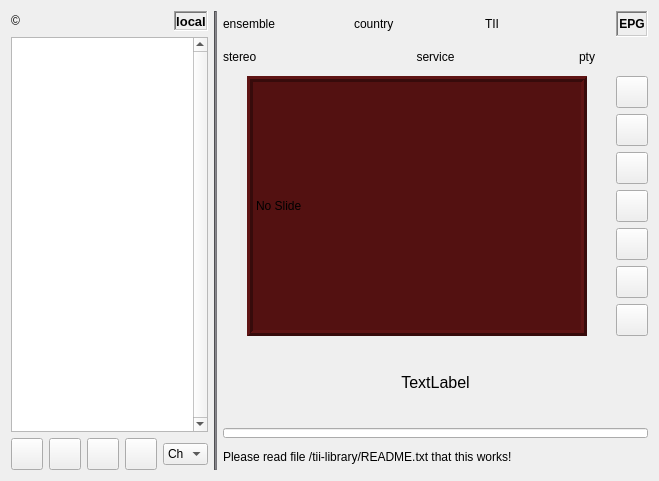
Qt form forms/dabradio.ui (tomneda/DABstar) before a commit.
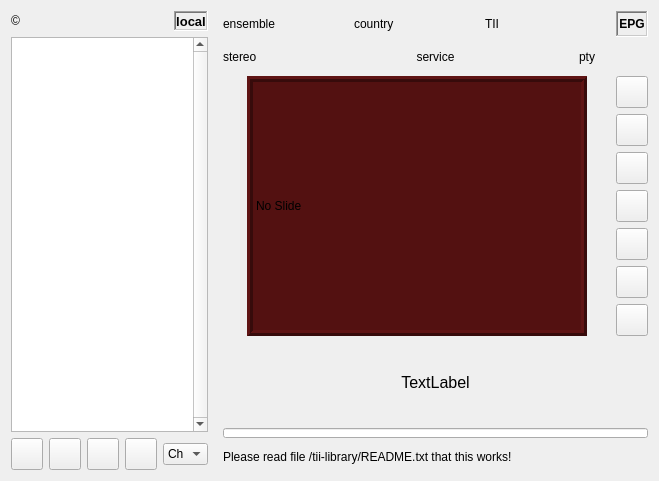
The same form after that commit. Icons and pictures are not drawn. Custom widgets are drawn as their Qt base class.

Patch:
```diff
--- a/forms/dabradio.ui
+++ b/forms/dabradio.ui
@@ -264,7 +264,7 @@
    <item>
     <widget class="Line" name="line">
      <property name="styleSheet">
-      <string notr="true">background-color: rgb(119, 118, 123);</string>
+      <string notr="true">background-color: transparent;</string>
      </property>
      <property name="orientation">
       <enum>Qt::Vertical</enum>
```
Left out of the diff: 2 changed lines with no effect on the pictures.
